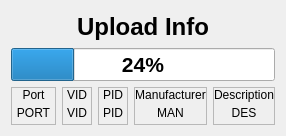
Before: the Qt Designer form src/progress.ui in tuxinator2009/ArduManFX, drawn with Qt 5.
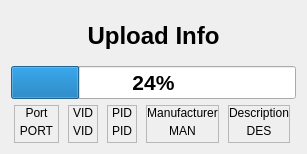
After: the same form once the commit is applied. Icons and pictures are not drawn.

Diff of the .ui file:
```diff
--- a/src/progress.ui
+++ b/src/progress.ui
@@ -9,8 +9,8 @@
    <rect>
     <x>0</x>
     <y>0</y>
-    <width>271</width>
-    <height>136</height>
+    <width>307</width>
+    <height>154</height>
    </rect>
   </property>
   <property name="windowTitle">
```
Left out of the diff: 8 changed lines with no effect on the pictures.
